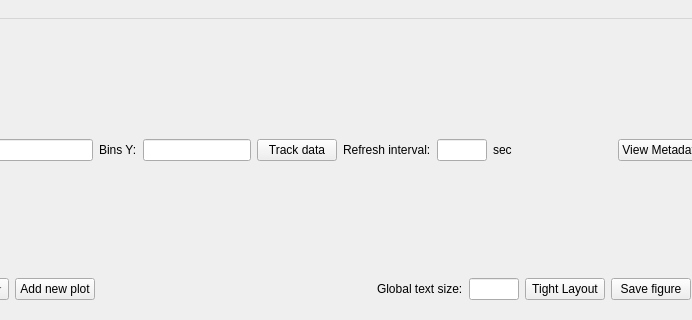
First picture: the form in qcodesplusplus/qcpp_plotting/offline/design.ui, repository qcodespp/qcodespp, before the edit; both pictures show x 712 to 1404 and y 0 to 320 of the 1498 by 700 pixel window.
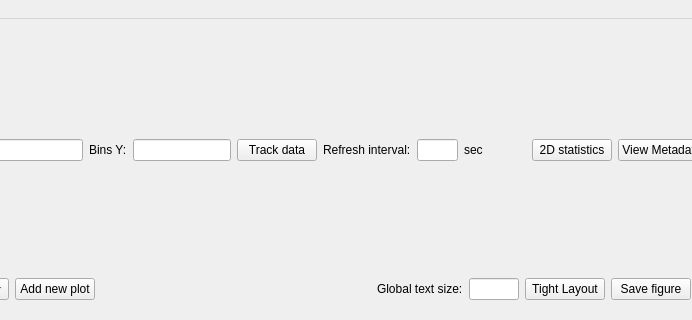
Second picture: the form after the edit. Icons and pictures are not drawn.

Commit message: IG: stats window for 2D data

The edit to the form file:
```diff
--- a/qcodesplusplus/qcpp_plotting/offline/design.ui
+++ b/qcodesplusplus/qcpp_plotting/offline/design.ui
@@ -679,6 +679,13 @@
           </property>
          </spacer>
         </item>
+        <item>
+         <widget class="QPushButton" name="stats_button">
+          <property name="text">
+           <string>2D statistics</string>
+          </property>
+         </widget>
+        </item>
         <item>
          <widget class="QPushButton" name="metadata_button">
           <property name="sizePolicy">
```
Left out of the diff: 2 changed lines with no effect on the pictures. The commit also changes 3 other files.
